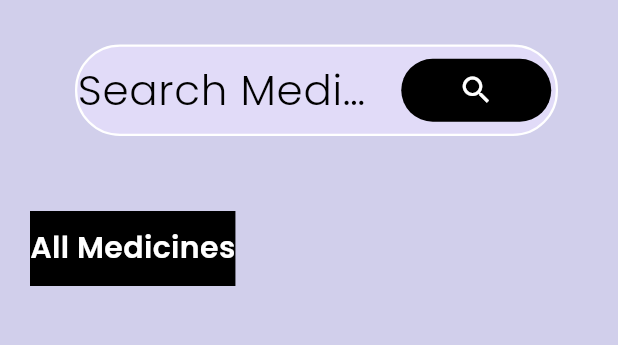
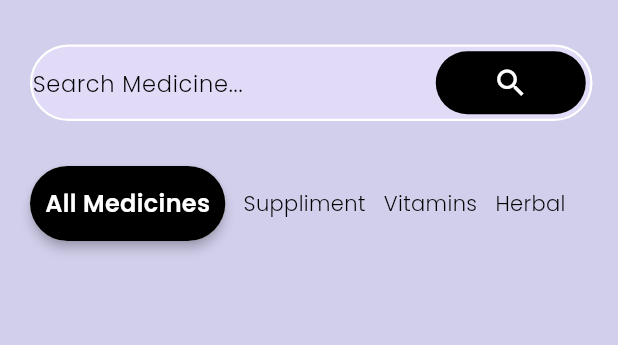
Before and after one commit to Usman-bin-Khalid/Pharmacy-App, a Flutter app: the screen it shows after launch, on a phone screen of 412 x 824 dp, the part 356-701 px from its top. Run offline on Flutter 3.47's test engine with Material 3 defaults, Android fonts, the phone set to English and light mode, and no system bars.

Commit message:
Reusable Widgets for Text Completd

```diff
--- a/lib/pages/home.dart
+++ b/lib/pages/home.dart
@@ -1,9 +1,15 @@
 import 'package:flutter/material.dart';
 import 'package:pharmacy_app/widgets/support_widget.dart';
 
-class Home extends StatelessWidget {
+class Home extends StatefulWidget {
   const Home({super.key});
 
+  @override
+  State<Home> createState() => _HomeState();
+}
+
+class _HomeState extends State<Home> {
+  bool allMedicine = true, suppliment = false, herbal = false, vitamins = false;
   @override
   Widget build(BuildContext context) {
     return Scaffold(
@@ -27,12 +33,12 @@ class Home extends StatelessWidget {
             Text('Online Pharmacy', style: AppWidget.lightTextStyle(28.0)),
             SizedBox(height: 30.0),
             Padding(
-              padding: EdgeInsets.only(left: 30.0),
+              padding: EdgeInsets.only(left: 0.0),
               child: Row(
                 children: [
                   Expanded(
                     child: Container(
-                      margin: EdgeInsets.only(right: 40),
+                      margin: EdgeInsets.only(right: 17),
                       decoration: BoxDecoration(
                         color: Color.fromARGB(255, 225, 219, 248),
                         borderRadius: BorderRadius.circular(30.0),
@@ -40,9 +46,11 @@ class Home extends StatelessWidget {
                       ),
                       child: Center(
                         child: TextField(
+                               textAlignVertical: TextAlignVertical.center, // text ko center mai lany ky liy
                           decoration: InputDecoration(
+
                             hintText: 'Search Medicine...',
-                            hintStyle: AppWidget.lightTextStyle(18.0),
+                            hintStyle: AppWidget.lightTextStyle(15.0),
                             border: InputBorder.none,
                             suffixIcon: Container(
                               margin: EdgeInsets.all(3),
@@ -56,33 +64,108 @@ class Home extends StatelessWidget {
                             ),
                           ),
                         ),
+
                       ),
                     ),
                   ),
                 ],
               ),
             ),
-            SizedBox(height: 50.0),
+
+
+            SizedBox(height: 30.0),
             Container(
               height: 50,
 
               child: ListView(
                 scrollDirection: Axis.horizontal,
                 children: [
-                  Container(
+                  allMedicine
+                      ? AppWidget.selectedCategory('All Medicines')
+                      : GestureDetector(
+                          onTap: () {
+                            allMedicine = true;
+                            suppliment = false;
+                            vitamins = false;
+                            herbal = false;
+                            setState(() {});
+                          },
+                          child: Container(
                             height: 50,
-                    decoration: BoxDecoration(color: Colors.black),
                             child: Center(
                               child: Text(
                                 'All Medicines',
-                        style: TextStyle(
-                          color: Colors.white,
-                          fontFamily: 'Poppins',
-                          fontSize: 20.0,
+                                style: AppWidget.lightTextStyle(14),
                               ),
                             ),
                           ),
                         ),
+                  SizedBox(width: 12),
+                  suppliment
+                      ? AppWidget.selectedCategory('Suppliment')
+                      : GestureDetector(
+                          onTap: () {
+                            allMedicine = false;
+                            suppliment = true;
+                            vitamins = false;
+                            herbal = false;
+                            setState(() {});
+                          },
+                          child: Container(
+                            height: 50,
+                            child: Center(
+                              child: Text(
+                                'Suppliment',
+                                style: AppWidget.lightTextStyle(14),
+                              ),
+                            ),
+                          ),
+                        ),
+                  SizedBox(width: 12),
+                  vitamins
+                      ? AppWidget.selectedCategory('Vitamins')
+                      : GestureDetector(
+                          onTap: () {
+                            allMedicine = false;
+                            vitamins = true;
+                            suppliment = false;
+                            herbal = false;
+                            setState(() {});
+                          },
+                          child: Container(
+                               height: 50,
+                            child: Center(
+                              child: Text(
+                                'Vitamins',
+                                style: AppWidget.lightTextStyle(14),
+                              ),
+                            ),
+                          ),
+                        ),
+               SizedBox(width: 12),
+                  herbal
+                      ? AppWidget.selectedCategory('Herbal')
+                      : GestureDetector(
+                          onTap: () {
+                            allMedicine = false;
+                            vitamins = false;
+                            suppliment = false;
+                            herbal = true;
+                            setState(() {});
+                          },
+                          child: Container(
+                               height: 50,
+                            child: Center(
+                              child: Text(
+                                'Herbal',
+                                style: AppWidget.lightTextStyle(14),
+                              ),
+                            ),
+                          ),
+                        ),
+
+
+
                 ],
               ),
             ),
--- a/lib/widgets/support_widget.dart
+++ b/lib/widgets/support_widget.dart
@@ -2,9 +2,40 @@ import 'package:flutter/material.dart';
 
 class AppWidget {
   static TextStyle headlineTextStyle(double size) {
-    return TextStyle(fontFamily: 'Poppins', color: Colors.black, fontSize: size);
+    return TextStyle(
+      fontFamily: 'Poppins',
+      color: Colors.black,
+      fontSize: size,
+    );
   }
+
   static TextStyle lightTextStyle(double size) {
-    return TextStyle(fontFamily: 'Poppins1' , color: Colors.black, fontSize: 28);
+    return TextStyle(fontFamily: 'Poppins1', color: Colors.black, fontSize: size);
+  }
+
+  static Widget selectedCategory(String name) {
+    return Material(
+      elevation: 3.0,
+      borderRadius: BorderRadius.circular(30),
+      child: Container(
+        padding: EdgeInsets.symmetric(horizontal: 10),
+        height: 50,
+        decoration: BoxDecoration(
+          color: Colors.black,
+          borderRadius: BorderRadius.circular(30),
+        ),
+
+        child: Center(
+          child: Text(
+            'All Medicines',
+            style: TextStyle(
+              color: Colors.white,
+              fontFamily: 'Poppins',
+              fontSize: 16.0,
+            ),
+          ),
+        ),
+      ),
+    );
   }
 }
```
Lines whose indentation alone changed are shown as unchanged.
